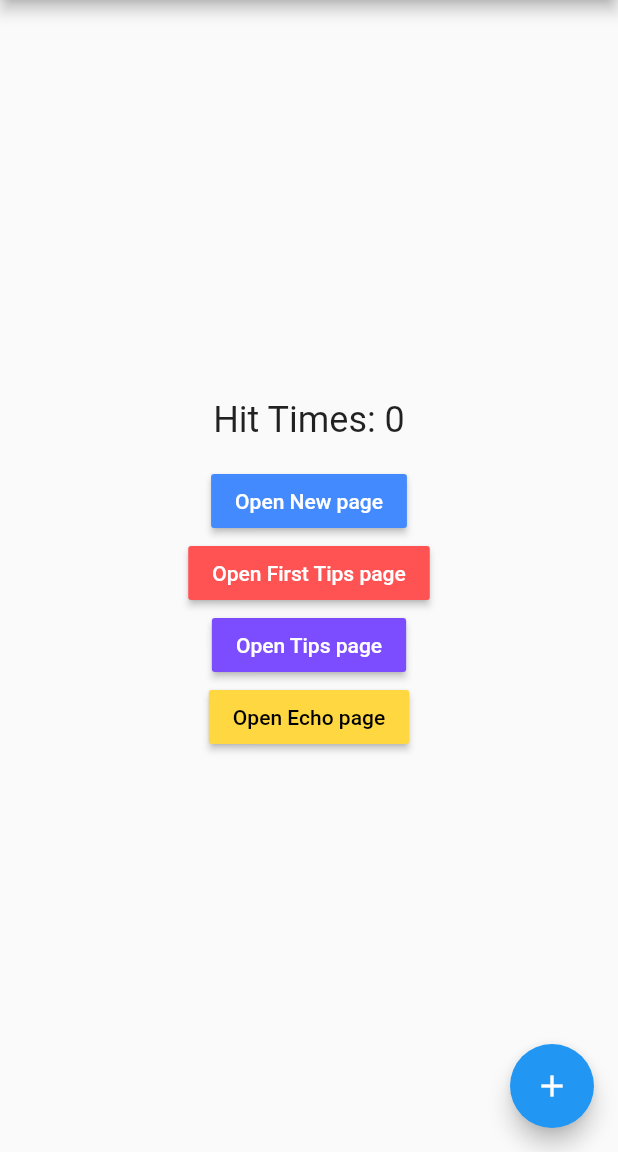
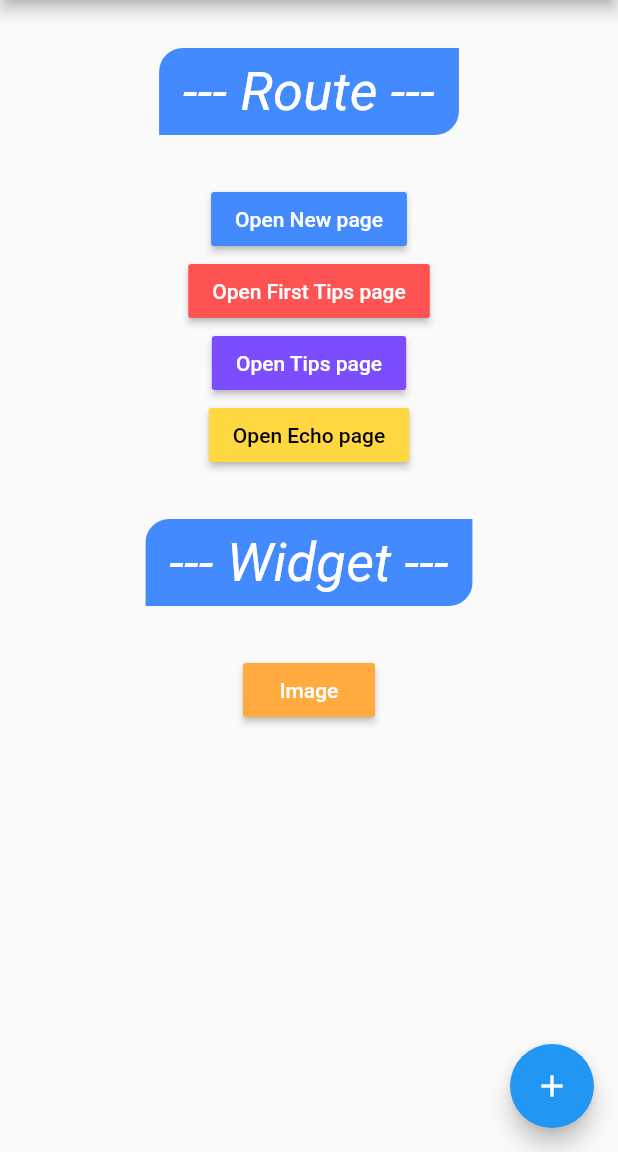
Before and after one commit to PhoenixNest/Hello-Flutter, a Flutter app: the screen it shows after launch, on a phone screen of 412 x 824 dp, the part 84-1236 px from its top. Run offline on Flutter 3.47's test engine with Material 2 defaults, Android fonts, the phone set to English and light mode, and no system bars; our stand-ins replace dio.

```diff
--- a/book/lib/main.dart
+++ b/book/lib/main.dart
@@ -2,7 +2,10 @@ import 'package:book/component/my_rbtn.dart';
 import 'package:book/pages/echo.dart';
 import 'package:book/pages/new.dart';
 import 'package:book/pages/tips.dart';
+import 'package:book/widget/book_image.dart';
+import 'package:flutter/cupertino.dart';
 import 'package:flutter/material.dart';
+import 'package:flutter/rendering.dart';
 
 void main() {
   runApp(MyApp());
@@ -24,12 +27,10 @@ class MyApp extends StatelessWidget {
         "open_tips_page": (context) => OpenTipsRoute(),
         "tips_page": (context) {
           return TipsRoute(
-            text: ModalRoute
-                .of(context)
-                .settings
-                .arguments,
+            text: ModalRoute.of(context).settings.arguments,
           );
-        }
+        },
+        "image_demo": (context) => ImageDemo(),
       },
       // onGenerateRoute: (RouteSettings settings) {
       //   return MaterialPageRoute(builder: (context) {
@@ -58,45 +59,7 @@ class _HomepageState extends State<HomePage> {
       appBar: AppBar(
         title: Text("Home Demo"),
       ),
-      body: Center(
-        child: Column(
-          mainAxisAlignment: MainAxisAlignment.center,
-          children: <Widget>[
-            Text(
-              "Hit Times: $_number",
-              style: TextStyle(fontSize: 24),
-            ),
-            SizedBox(
-              height: 16,
-            ),
-            MyRaisedButton(Colors.blueAccent, Colors.white, "Open New page",
-                    () {
-                  Navigator.pushNamed(context, "new_page");
-                  //打开新的Pages，类似Android中通过Navigation打开新的Fragment
-                  // Navigator.push(context, MaterialPageRoute(builder: (context){
-                  //   return OpenTipsRoute();
-                  // }));
-                }),
-
-            MyRaisedButton(
-                Colors.redAccent, Colors.white, "Open First Tips page", () {
-              Navigator.of(context).pushNamed("open_tips_page");
-            }),
-
-            MyRaisedButton(
-                Colors.deepPurpleAccent, Colors.white, "Open Tips page", () {
-              Navigator.of(context).pushNamed("tips_page",
-                  arguments: "This is the message from Home to Tips");
-            }),
-
-            MyRaisedButton(Colors.amberAccent, Colors.black, "Open Echo page",
-                    () {
-                  Navigator.of(context).pushNamed("echo_page",
-                      arguments: "This is the message from Home to Echo");
-                }),
-          ],
-        ),
-      ),
+      body: Content(),
       floatingActionButton: FloatingActionButton(
         onPressed: () {
           setState(() {
@@ -109,3 +72,98 @@ class _HomepageState extends State<HomePage> {
     );
   }
 }
+
+class Content extends StatelessWidget {
+  @override
+  Widget build(BuildContext context) {
+    return Container(
+      width: double.infinity,
+      alignment: Alignment.topCenter,
+      child: SingleChildScrollView(
+        child: Column(
+          mainAxisAlignment: MainAxisAlignment.center,
+          children: <Widget>[
+            // Text(
+            //   "Hit Times: $_number",
+            //   style: TextStyle(fontSize: 24),
+            // ),
+            SizedBox(
+              height: 32.0,
+            ),
+            ClipRRect(
+              borderRadius: BorderRadius.only(
+                  topLeft: Radius.circular(16.0),
+                  topRight: Radius.zero,
+                  bottomLeft: Radius.zero,
+                  bottomRight: Radius.circular(16.0)),
+              child: Container(
+                color: Colors.blueAccent,
+                padding: EdgeInsets.symmetric(vertical: 8.0, horizontal: 16.0),
+                child: Text(
+                  "--- Route ---",
+                  style: TextStyle(
+                      fontSize: 36,
+                      color: Colors.white,
+                      fontStyle: FontStyle.italic),
+                ),
+              ),
+            ),
+            SizedBox(
+              height: 32.0,
+            ),
+            MyRaisedButton(Colors.blueAccent, Colors.white, "Open New page",
+                () {
+              Navigator.pushNamed(context, "new_page");
+              //打开新的Pages，类似Android中通过Navigation打开新的Fragment
+              // Navigator.push(context, MaterialPageRoute(builder: (context){
+              //   return OpenTipsRoute();
+              // }));
+            }),
+            MyRaisedButton(
+                Colors.redAccent, Colors.white, "Open First Tips page", () {
+              Navigator.of(context).pushNamed("open_tips_page");
+            }),
+            MyRaisedButton(
+                Colors.deepPurpleAccent, Colors.white, "Open Tips page", () {
+              Navigator.of(context).pushNamed("tips_page",
+                  arguments: "This is the message from Home to Tips");
+            }),
+            MyRaisedButton(Colors.amberAccent, Colors.black, "Open Echo page",
+                () {
+              Navigator.of(context).pushNamed("echo_page",
+                  arguments: "This is the message from Home to Echo");
+            }),
+            SizedBox(
+              height: 32.0,
+            ),
+            ClipRRect(
+              borderRadius: BorderRadius.only(
+                  topLeft: Radius.circular(16.0),
+                  topRight: Radius.zero,
+                  bottomLeft: Radius.zero,
+                  bottomRight: Radius.circular(16.0)),
+              child: Container(
+                color: Colors.blueAccent,
+                padding: EdgeInsets.symmetric(vertical: 8.0, horizontal: 16.0),
+                child: Text(
+                  "--- Widget ---",
+                  style: TextStyle(
+                      fontSize: 36,
+                      color: Colors.white,
+                      fontStyle: FontStyle.italic),
+                ),
+              ),
+            ),
+            SizedBox(
+              height: 32.0,
+            ),
+            MyRaisedButton(
+                Colors.orangeAccent, Colors.white, "Image", () {
+              Navigator.of(context).pushNamed("image_demo");
+            }),
+          ],
+        ),
+      ),
+    );
+  }
+}
--- /dev/null
+++ b/web/lib/main.dart
@@ -0,0 +1,117 @@
+import 'package:flutter/material.dart';
+
+void main() {
+  runApp(MyApp());
+}
+
+class MyApp extends StatelessWidget {
+  // This widget is the root of your application.
+  @override
+  Widget build(BuildContext context) {
+    return MaterialApp(
+      title: 'Flutter Demo',
+      theme: ThemeData(
+        // This is the theme of your application.
+        //
+        // Try running your application with "flutter run". You'll see the
+        // application has a blue toolbar. Then, without quitting the app, try
+        // changing the primarySwatch below to Colors.green and then invoke
+        // "hot reload" (press "r" in the console where you ran "flutter run",
+        // or simply save your changes to "hot reload" in a Flutter IDE).
+        // Notice that the counter didn't reset back to zero; the application
+        // is not restarted.
+        primarySwatch: Colors.blue,
+        // This makes the visual density adapt to the platform that you run
+        // the app on. For desktop platforms, the controls will be smaller and
+        // closer together (more dense) than on mobile platforms.
+        visualDensity: VisualDensity.adaptivePlatformDensity,
+      ),
+      home: MyHomePage(title: 'Flutter Demo Home Page'),
+    );
+  }
+}
+
+class MyHomePage extends StatefulWidget {
+  MyHomePage({Key key, this.title}) : super(key: key);
+
+  // This widget is the home page of your application. It is stateful, meaning
+  // that it has a State object (defined below) that contains fields that affect
+  // how it looks.
+
+  // This class is the configuration for the state. It holds the values (in this
+  // case the title) provided by the parent (in this case the App widget) and
+  // used by the build method of the State. Fields in a Widget subclass are
+  // always marked "final".
+
+  final String title;
+
+  @override
+  _MyHomePageState createState() => _MyHomePageState();
+}
+
+class _MyHomePageState extends State<MyHomePage> {
+  int _counter = 0;
+
+  void _incrementCounter() {
+    setState(() {
+      // This call to setState tells the Flutter framework that something has
+      // changed in this State, which causes it to rerun the build method below
+      // so that the display can reflect the updated values. If we changed
+      // _counter without calling setState(), then the build method would not be
+      // called again, and so nothing would appear to happen.
+      _counter++;
+    });
+  }
+
+  @override
+  Widget build(BuildContext context) {
+    // This method is rerun every time setState is called, for instance as done
+    // by the _incrementCounter method above.
+    //
+    // The Flutter framework has been optimized to make rerunning build methods
+    // fast, so that you can just rebuild anything that needs updating rather
+    // than having to individually change instances of widgets.
+    return Scaffold(
+      appBar: AppBar(
+        // Here we take the value from the MyHomePage object that was created by
+        // the App.build method, and use it to set our appbar title.
+        title: Text(widget.title),
+      ),
+      body: Center(
+        // Center is a layout widget. It takes a single child and positions it
+        // in the middle of the parent.
+        child: Column(
+          // Column is also a layout widget. It takes a list of children and
+          // arranges them vertically. By default, it sizes itself to fit its
+          // children horizontally, and tries to be as tall as its parent.
+          //
+          // Invoke "debug painting" (press "p" in the console, choose the
+          // "Toggle Debug Paint" action from the Flutter Inspector in Android
+          // Studio, or the "Toggle Debug Paint" command in Visual Studio Code)
+          // to see the wireframe for each widget.
+          //
+          // Column has various properties to control how it sizes itself and
+          // how it positions its children. Here we use mainAxisAlignment to
+          // center the children vertically; the main axis here is the vertical
+          // axis because Columns are vertical (the cross axis would be
+          // horizontal).
+          mainAxisAlignment: MainAxisAlignment.center,
+          children: <Widget>[
+            Text(
+              'You have pushed the button this many times:',
+            ),
+            Text(
+              '$_counter',
+              style: Theme.of(context).textTheme.headline4,
+            ),
+          ],
+        ),
+      ),
+      floatingActionButton: FloatingActionButton(
+        onPressed: _incrementCounter,
+        tooltip: 'Increment',
+        child: Icon(Icons.add),
+      ), // This trailing comma makes auto-formatting nicer for build methods.
+    );
+  }
+}
```
Also changed, not shown: book/lib/widget/book_image.dart (added, +88 -0 lines), codelab/lib/main.dart (added, +130 -0 lines), codelab/pubspec.yaml (added, +76 -0 lines), codelab/pubspec.lock (added), 130 other files.
